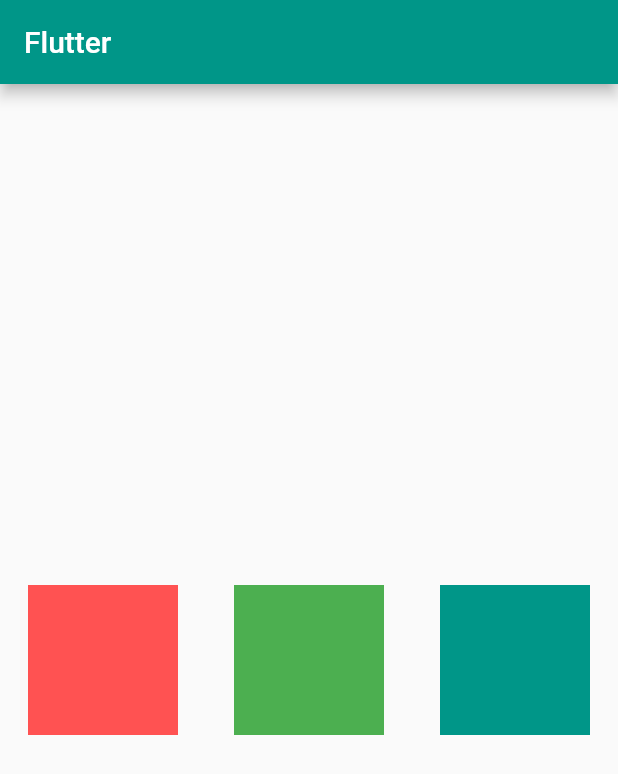
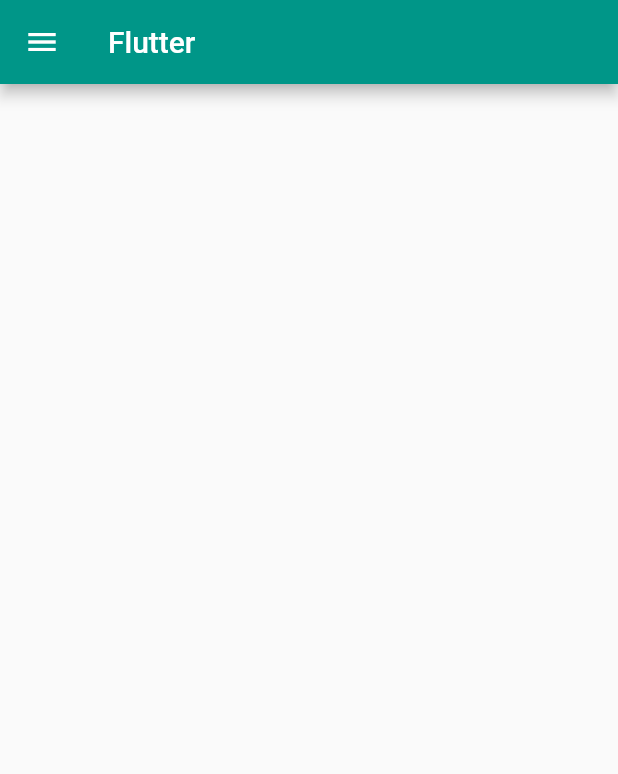
Before and after one commit to SakshiRathod13/fluu, a Flutter app: the screen it shows after launch, on a phone screen of 412 x 824 dp. Shown: the top 774 px of the screen. Run offline on Flutter 3.47's test engine with Material 2 defaults, Android fonts, the phone set to English and light mode, and no system bars.

Commit message:
initial changes

```diff
--- a/flutter_p/lib/main.dart
+++ b/flutter_p/lib/main.dart
@@ -10,33 +10,45 @@ class HomePage extends StatelessWidget {
   @override
   Widget build(BuildContext context) {
     return Scaffold(
-      appBar: AppBar(
-        title: Text("Flutter"),
-        backgroundColor: Colors.teal,
-      ),
-      body: Center(
-        child: Row(
-          mainAxisAlignment: MainAxisAlignment.spaceAround,
-          crossAxisAlignment: CrossAxisAlignment.center,
+        appBar: AppBar(
+          title: Text(
+            "Flutter",
+            textAlign: TextAlign.center,
+          ),
+          backgroundColor: Colors.teal,
+        ),
+        body: Container(),
+        drawer: Drawer(
+            child: ListView(
+          padding: EdgeInsets.all(0),
           children: [
-            Container(
-              color: Colors.redAccent,
-              width: 100,
-              height: 100,
-            ),
-            Container(
-              color: Colors.green,
-              width: 100,
-              height: 100,
-            ),
-            Container(
-              color: Colors.teal,
-              width: 100,
-              height: 100,
-            )
+            UserAccountsDrawerHeader(
+                accountName: Text("Sakshi Rathod"),
+                accountEmail: Text("sakshirathod###@gmail.com"),
+                currentAccountPicture: CircleAvatar(
+                    backgroundImage: NetworkImage(
+                        "https://images.unsplash.com/photo-1525431836161-e40d6846e656?ixlib=rb-4.0.3&ixid=M3wxMjA3fDB8MHxzZWFyY2h8Nnx8c3BsYXNofGVufDB8fDB8fHww&auto=format&fit=crop&w=600&q=60"))),
+            ListTile(
+                leading: Icon(Icons.person),
+                title: Text("Personal"),
+                subtitle: Text("Sakshi rathod"),
+                trailing: Icon(Icons.edit)),
+            ListTile(
+                leading: Icon(Icons.person),
+                title: Text("Personal"),
+                subtitle: Text("Sakshi rathod"),
+                trailing: Icon(Icons.edit)),
+            ListTile(
+                leading: Icon(Icons.person),
+                title: Text("Personal"),
+                subtitle: Text("Sakshi rathod"),
+                trailing: Icon(Icons.edit)),
+            ListTile(
+                leading: Icon(Icons.person),
+                title: Text("Personal"),
+                subtitle: Text("Sakshi rathod"),
+                trailing: Icon(Icons.edit)),
           ],
-        ),
-      ),
-    );
+        )));
   }
 }
```
